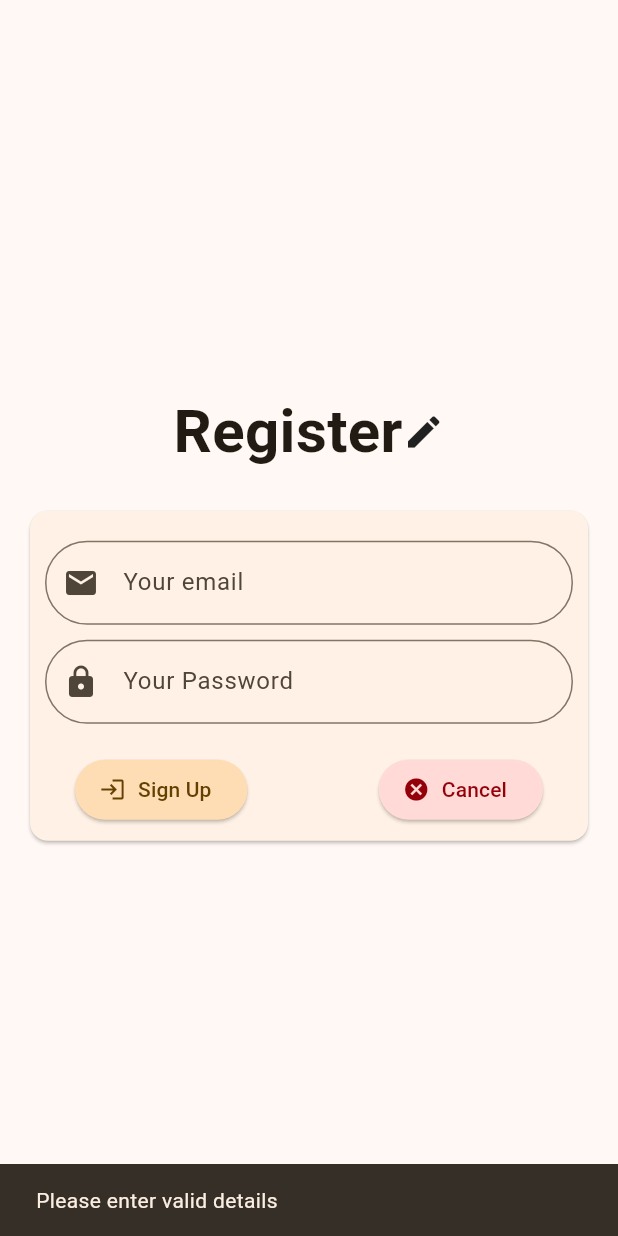
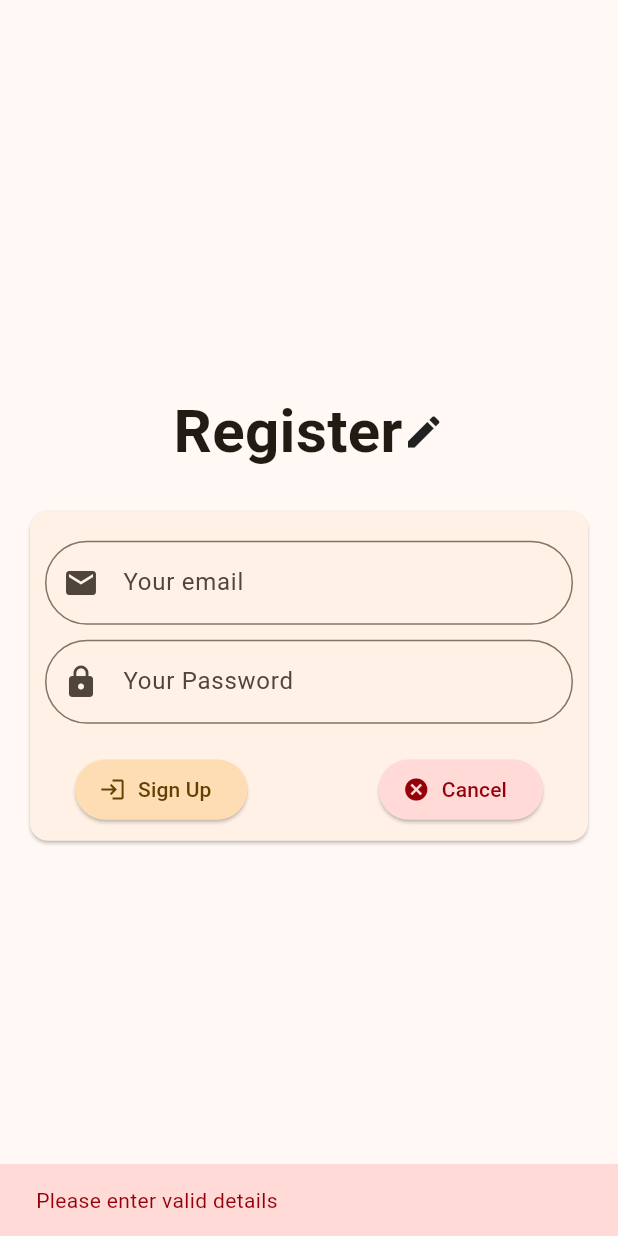
Before and after one commit to 20vikash/Stmz, a Flutter app: the Register screen opened directly, after a tap on "Sign Up", on a phone screen of 412 x 824 dp. Run offline on Flutter 3.47's test engine with Material 2 defaults, Android fonts, the phone set to English and light mode, and no system bars; our stand-ins replace email_validator, firebase_auth, firebase_core; accounts and stored records are empty.

Commit message:
Change color of ScaffoldMessenger

```diff
--- a/lib/card.dart
+++ b/lib/card.dart
@@ -67,7 +67,16 @@ class CardWid extends StatelessWidget {
                       ScaffoldMessenger.of(context).clearSnackBars();
                       ScaffoldMessenger.of(context).showSnackBar(
                         SnackBar(
-                          content: Text(error.message ?? "Sign in failed"),
+                          backgroundColor:
+                              Theme.of(context).colorScheme.errorContainer,
+                          content: Text(
+                            error.message ?? "Sign in failed",
+                            style: TextStyle(
+                              color: Theme.of(context)
+                                  .colorScheme
+                                  .onErrorContainer,
+                            ),
+                          ),
                         ),
                       );
                     }
@@ -116,8 +125,16 @@ class CardWid extends StatelessWidget {
                                 ScaffoldMessenger.of(context).clearSnackBars();
                                 ScaffoldMessenger.of(context).showSnackBar(
                                   SnackBar(
-                                    content: Text(error.message ??
-                                        "Authentication failed."),
+                                    backgroundColor: Theme.of(context)
+                                        .colorScheme
+                                        .errorContainer,
+                                    content: Text(
+                                      error.message ?? "Authentication failed.",
+                                      style: TextStyle(
+                                          color: Theme.of(context)
+                                              .colorScheme
+                                              .onErrorContainer),
+                                    ),
                                   ),
                                 );
                               }
@@ -125,8 +142,17 @@ class CardWid extends StatelessWidget {
                           }
                         } else {
                           ScaffoldMessenger.of(context).showSnackBar(
-                            const SnackBar(
-                              content: Text("Please enter valid details"),
+                            SnackBar(
+                              backgroundColor:
+                                  Theme.of(context).colorScheme.errorContainer,
+                              content: Text(
+                                "Please enter valid details",
+                                style: TextStyle(
+                                  color: Theme.of(context)
+                                      .colorScheme
+                                      .onErrorContainer,
+                                ),
+                              ),
                             ),
                           );
                         }
```
